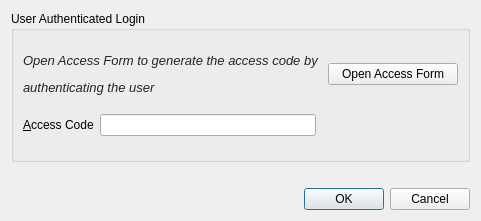
Above: src/pythonGui/karabogui/dialogs/ui/temp_session_dialog.ui from European-XFEL/Karabo before the change. Below: the same form after it.
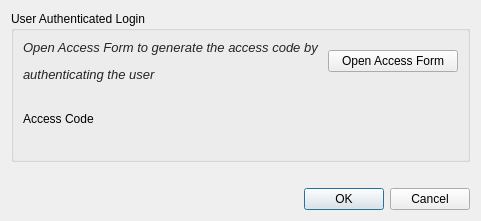
That is the form after the change.

Commit message: feat(GUI): New access code widget in Temperoray Session Dialog.

```diff
--- a/src/pythonGui/karabogui/dialogs/ui/temp_session_dialog.ui
+++ b/src/pythonGui/karabogui/dialogs/ui/temp_session_dialog.ui
@@ -38,10 +38,7 @@
       <string>User Authenticated Login</string>
      </property>
      <layout class="QGridLayout" name="gridLayout_4">
-      <item row="1" column="1">
-       <widget class="QLineEdit" name="edit_access_code"/>
-      </item>
-      <item row="1" column="4">
+      <item row="1" column="3">
        <spacer name="horizontalSpacer_2">
         <property name="orientation">
          <enum>Qt::Horizontal</enum>
@@ -54,7 +51,14 @@
         </property>
        </spacer>
       </item>
-      <item row="0" column="3" colspan="2">
+      <item row="1" column="0">
+       <widget class="QLabel" name="label_access_code">
+        <property name="text">
+         <string>Access Code</string>
+        </property>
+       </widget>
+      </item>
+      <item row="0" column="2" colspan="2">
        <widget class="QPushButton" name="authenticate_button">
         <property name="toolTip">
          <string> Open browser to generate the access code by authenticating the user</string>
@@ -67,17 +71,7 @@
         </property>
        </widget>
       </item>
-      <item row="1" column="0">
-       <widget class="QLabel" name="label_access_code">
-        <property name="text">
-         <string>&amp;Access Code</string>
-        </property>
-        <property name="buddy">
-         <cstring>edit_access_code</cstring>
-        </property>
-       </widget>
-      </item>
-      <item row="0" column="0" colspan="3">
+      <item row="0" column="0" colspan="2">
        <widget class="QLabel" name="info_label">
         <property name="enabled">
          <bool>true</bool>
@@ -105,6 +99,13 @@
         </property>
        </widget>
       </item>
+      <item row="1" column="1" colspan="2">
+       <layout class="QHBoxLayout" name="access_widget_layout">
+        <property name="rightMargin">
+         <number>10</number>
+        </property>
+       </layout>
+      </item>
      </layout>
     </widget>
    </item>
```
The commit also changes 2 other files.
